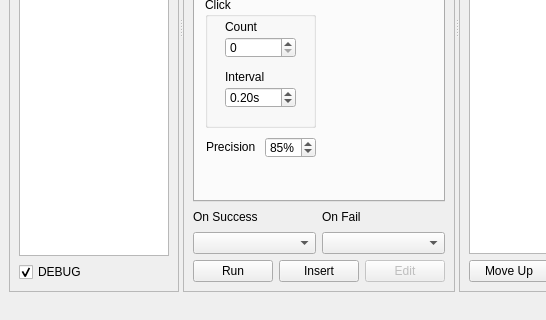
Qt form qtUI/pymacro.ui (jupiterbjy/python-macro-practice) before a commit; both pictures show x 0 to 546 and y 267 to 587 of the 740 by 587 pixel window.
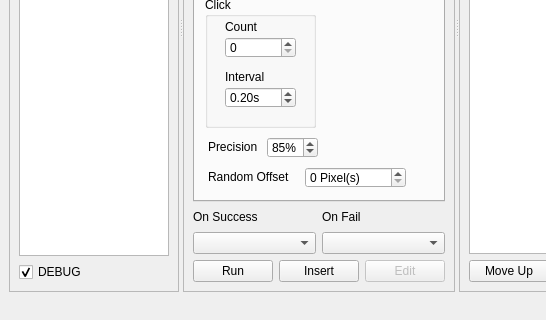
The same form after that commit. The open tabs and pages were chosen to show the change.

```diff
--- a/qtUI/pymacro.ui
+++ b/qtUI/pymacro.ui
@@ -807,7 +807,7 @@
            <widget class="QLabel" name="label_12">
             <property name="geometry">
              <rect>
-              <x>11</x>
+              <x>13</x>
               <y>340</y>
               <width>81</width>
               <height>20</height>
@@ -820,7 +820,7 @@
            <widget class="QSpinBox" name="countPrecisionSpin">
             <property name="geometry">
              <rect>
-              <x>70</x>
+              <x>72</x>
               <y>340</y>
               <width>51</width>
               <height>21</height>
@@ -839,6 +839,41 @@
              <number>85</number>
             </property>
            </widget>
+           <widget class="QSpinBox" name="countRandSpin">
+            <property name="geometry">
+             <rect>
+              <x>110</x>
+              <y>370</y>
+              <width>101</width>
+              <height>21</height>
+             </rect>
+            </property>
+            <property name="toolTip">
+             <string>&lt;html&gt;&lt;head/&gt;&lt;body&gt;&lt;p&gt;Drift click position &lt;span style=&quot; font-weight:600;&quot;&gt;randomly&lt;/span&gt; to avoid macro detection in some games.&lt;/p&gt;&lt;/body&gt;&lt;/html&gt;</string>
+            </property>
+            <property name="suffix">
+             <string> Pixel(s)</string>
+            </property>
+            <property name="maximum">
+             <number>9999</number>
+            </property>
+            <property name="stepType">
+             <enum>QAbstractSpinBox::DefaultStepType</enum>
+            </property>
+           </widget>
+           <widget class="QLabel" name="label_13">
+            <property name="geometry">
+             <rect>
+              <x>13</x>
+              <y>370</y>
+              <width>101</width>
+              <height>20</height>
+             </rect>
+            </property>
+            <property name="text">
+             <string>Random Offset</string>
+            </property>
+           </widget>
           </widget>
           <widget class="QWidget" name="funcTab">
            <attribute name="title">
```
Left out of the diff: 51 changed lines with no effect on the pictures.
